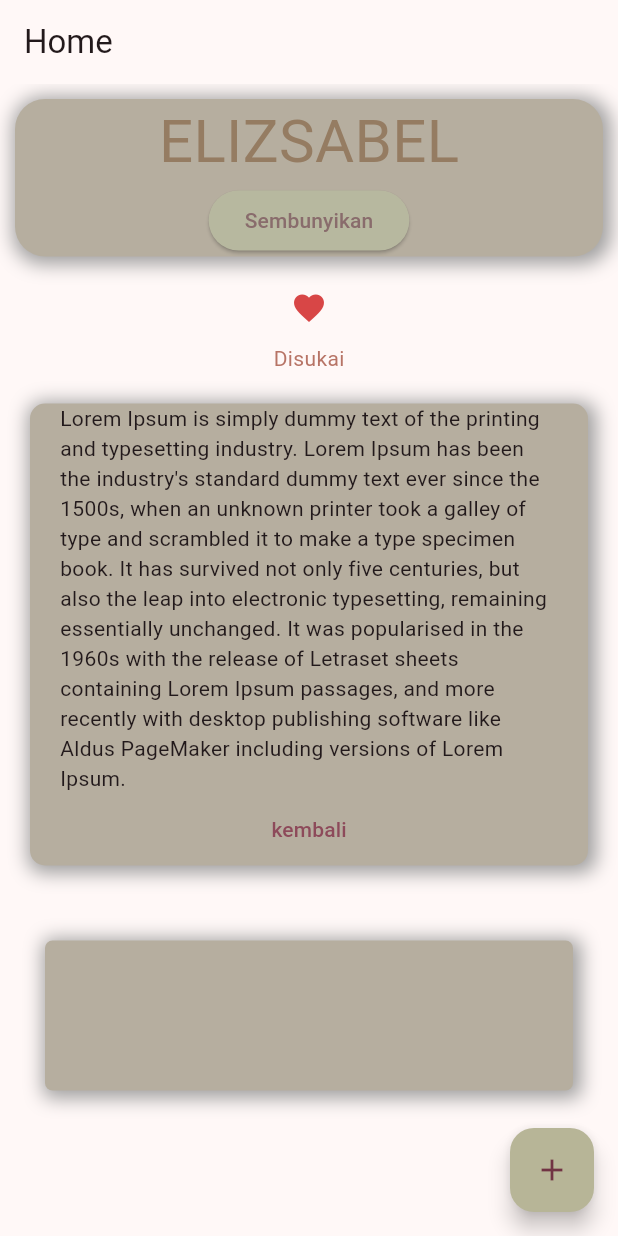
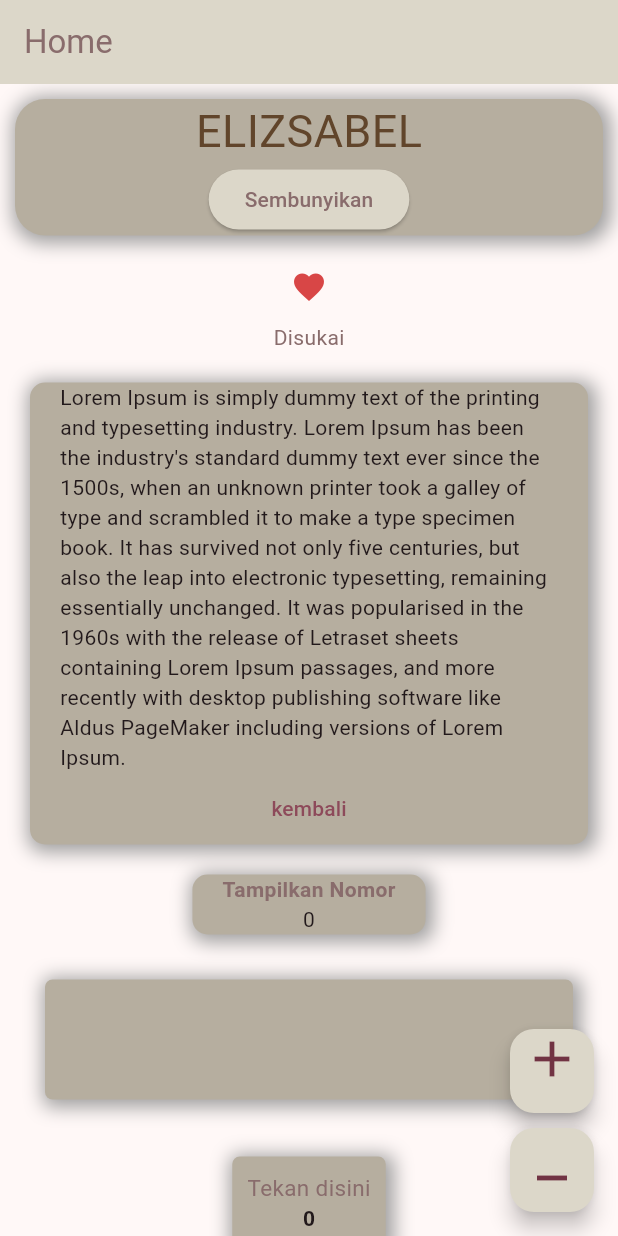
Before and after one commit to elizsabel/ppkd_elizsabel, a Flutter app: the screen it shows after launch, on a phone screen of 412 x 824 dp. Run offline on Flutter 3.47's test engine with Material 3 defaults, Android fonts, the light colour scheme and no system bars.

Commit message:
tugas5 Flutter

```diff
--- a/lib/tugas2/tugas4.dart
+++ b/lib/tugas2/tugas4.dart
@@ -6,7 +6,7 @@ class Tugas4MyWidgetDay10 extends StatelessWidget {
   @override
   Widget build(BuildContext context) {
     return Scaffold(
-      appBar: AppBar(title: Text("Home"), backgroundColor: Color(0xFFA59D84)),
+      appBar: AppBar(title: Text("Home"), backgroundColor: Color(0xFFB6AE9F)),
       body: ListView(
         physics: BouncingScrollPhysics(),
         padding: EdgeInsets.all(10),
--- a/lib/tugas2/tugas5.dart
+++ b/lib/tugas2/tugas5.dart
@@ -13,13 +13,18 @@ class _State1Day12State extends State<State1Day12> {
   bool showText1 = true;
   int counter = 0;
   bool showBox = true;
+  int counter1 = 0;
 
   @override
   Widget build(BuildContext context) {
     return Scaffold(
-      appBar: AppBar(title: Text("Home")),
+      appBar: AppBar(
+        title: Text("Home", style: TextStyle(color: Color(0xFF896C6C))),
+        backgroundColor: Color(0xFFDCD7C9),
+      ),
 
-      body: Column(
+      body: SingleChildScrollView(
+        child: Column(
           children: [
             Padding(
               padding: const EdgeInsets.all(10),
@@ -46,13 +51,13 @@ class _State1Day12State extends State<State1Day12> {
                         Text(
                           "ELIZSABEL",
                           style: TextStyle(
-                          fontSize: 40,
-                          color: const Color(0XFF957C62),
+                            fontSize: 30,
+                            color: const Color.fromARGB(255, 97, 69, 43),
                           ),
                         ),
                       ElevatedButton(
                         style: ElevatedButton.styleFrom(
-                        backgroundColor: const Color(0xFFB7B89F),
+                          backgroundColor: const Color(0xFFDCD7C9),
                         ),
                         onPressed: () {
                           print("Tampilkan Teks : $showText");
@@ -70,7 +75,7 @@ class _State1Day12State extends State<State1Day12> {
               ),
             ),
 
-          // Soal 2 tampilkan Icon
+            // Tugas ke-2
             Column(
               children: [
                 IconButton(
@@ -88,7 +93,7 @@ class _State1Day12State extends State<State1Day12> {
                   ),
                 ),
                 if (showIcon)
-                Text("Disukai", style: TextStyle(color: Color(0xFFB77466))),
+                  Text("Disukai", style: TextStyle(color: Color(0xFF896C6C))),
               ],
             ),
 
@@ -131,6 +136,36 @@ class _State1Day12State extends State<State1Day12> {
               ),
             ),
 
+            Container(
+              padding: EdgeInsets.only(left: 20, right: 20),
+              decoration: BoxDecoration(
+                color: Color(0xFFB6AE9F),
+                borderRadius: BorderRadius.circular(10),
+
+                boxShadow: [
+                  BoxShadow(
+                    color: Colors.grey,
+                    offset: Offset(2, 2),
+                    spreadRadius: 3,
+                    blurRadius: 10,
+                  ),
+                ],
+              ),
+
+              child: Column(
+                children: [
+                  Text(
+                    "Tampilkan Nomor",
+                    style: TextStyle(
+                      fontWeight: FontWeight.bold,
+                      color: Color(0xFF896C6C),
+                    ),
+                  ),
+                  Text(counter.toString()),
+                ],
+              ),
+            ),
+
             //tugas ke-5
             InkWell(
               onTap: () {
@@ -143,7 +178,7 @@ class _State1Day12State extends State<State1Day12> {
                 padding: const EdgeInsets.all(30),
                 child: Container(
                   width: double.infinity,
-                height: 100,
+                  height: 80,
                   decoration: BoxDecoration(
                     color: Color(0xFFB6AE9F),
                     borderRadius: BorderRadius.circular(5),
@@ -160,24 +195,98 @@ class _State1Day12State extends State<State1Day12> {
                   child: Center(
                     child: Text(
                       showBox ? "  " : "Holla!",
-                    style: TextStyle(color: Color(0xFF896C6C), fontSize: 15),
+                      style: TextStyle(color: Color(0XFF896C6C), fontSize: 15),
                     ),
+                  ),
+                ),
+              ),
+            ),
+
+            //tugas ke-6
+            Padding(
+              padding: const EdgeInsets.all(8.0),
+              child: Container(
+                padding: EdgeInsets.all(10),
+                decoration: BoxDecoration(
+                  color: Color(0xFFB6AE9F),
+                  borderRadius: BorderRadius.circular(5),
+
+                  boxShadow: [
+                    BoxShadow(
+                      color: Colors.grey,
+                      offset: Offset(2, 2),
+                      spreadRadius: 3,
+                      blurRadius: 10,
+                    ),
+                  ],
+                ),
+                child: GestureDetector(
+                  onLongPress: () {
+                    print("Tekan lama : menambahkan $counter1");
+                    setState(() {
+                      counter1 += 3;
+                    });
+                  },
+                  onDoubleTap: () {
+                    print("Tekan dua kali : menambahkan $counter1");
+                    setState(() {
+                      counter1 += 2;
+                    });
+                  },
+                  onTap: () {
+                    print("Tekan sekali : menambahkan $counter1");
+                    setState(() {
+                      counter1++;
+                    });
+                  },
+                  child: Column(
+                    children: [
+                      Text(
+                        "Tekan disini",
+                        style: TextStyle(
+                          fontSize: 15,
+                          color: Color(0XFF896C6C),
+                        ),
+                      ),
+                      Text(
+                        counter1.toString(),
+                        style: TextStyle(fontWeight: FontWeight.bold),
+                      ),
+                    ],
                   ),
                 ),
               ),
             ),
           ],
         ),
+      ),
 
       //tugas ke-4
-      floatingActionButton: FloatingActionButton(
+      floatingActionButtonLocation: FloatingActionButtonLocation.endFloat,
+      floatingActionButton: Column(
+        mainAxisSize: MainAxisSize.min,
+        children: [
+          FloatingActionButton(
             onPressed: () {
-          print("kurang $counter");
-          counter--;
+              print("Tambah $counter");
+              counter += 1;
               setState(() {});
             },
-        backgroundColor: Color(0xFFB7B597),
-        child: Icon(Icons.add),
+            backgroundColor: Color(0xFFDCD7C9),
+            child: Column(children: [Icon(Icons.add, size: 40)]),
+          ),
+
+          SizedBox(height: 10),
+          FloatingActionButton(
+            onPressed: () {
+              print("Kurang $counter");
+              counter -= 1;
+              setState(() {});
+            },
+            backgroundColor: Color(0xFFDCD7C9),
+            child: Column(children: [Icon(Icons.minimize, size: 40)]),
+          ),
+        ],
       ),
     );
   }
```
Lines whose indentation alone changed are shown as unchanged.
